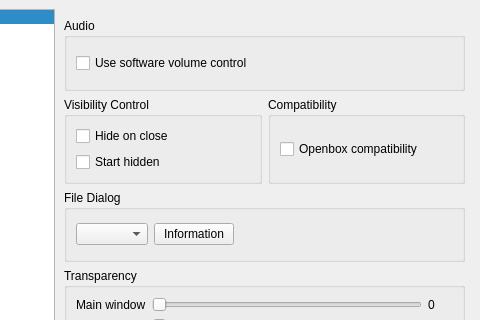
Old version of the form branches/qmmp-0.3/src/ui/forms/configdialog.ui in the repository calupator/QMMP; both pictures show x 121 to 601 and y 0 to 320 of the 601 by 418 pixel window.
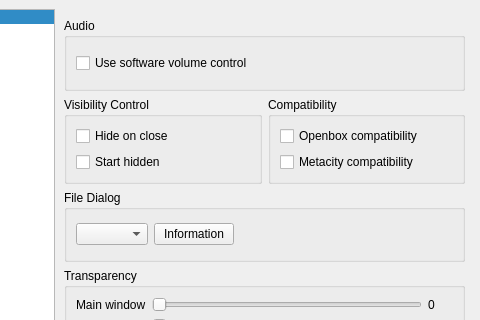
New version of the form. The open tabs and pages were chosen to show the change. Icons and pictures are not drawn.

Commit message: added metacity compatibility (Closes issue 186)

Patch:
```diff
--- a/branches/qmmp-0.3/src/ui/forms/configdialog.ui
+++ b/branches/qmmp-0.3/src/ui/forms/configdialog.ui
@@ -620,6 +620,13 @@
               </property>
              </widget>
             </item>
+            <item>
+             <widget class="QCheckBox" name="metacityCheckBox">
+              <property name="text">
+               <string>Metacity compatibility</string>
+              </property>
+             </widget>
+            </item>
            </layout>
           </widget>
          </item>
```
The commit also changes 26 other files.
